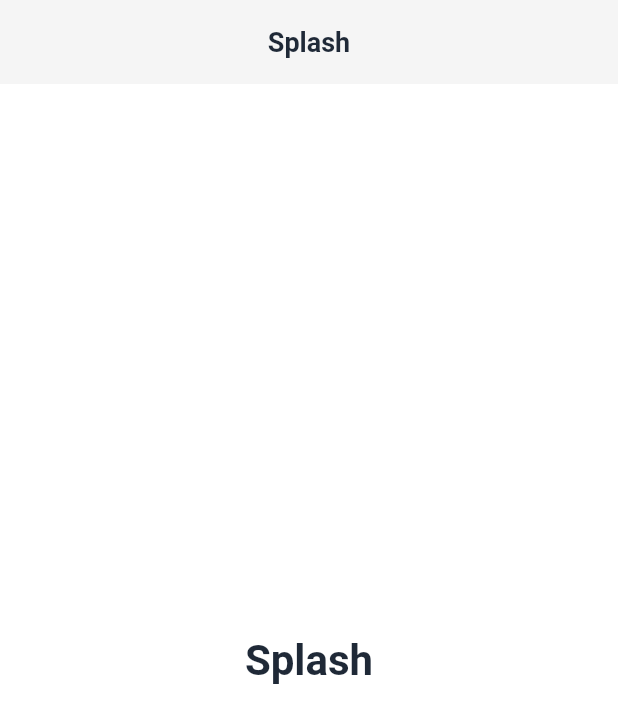
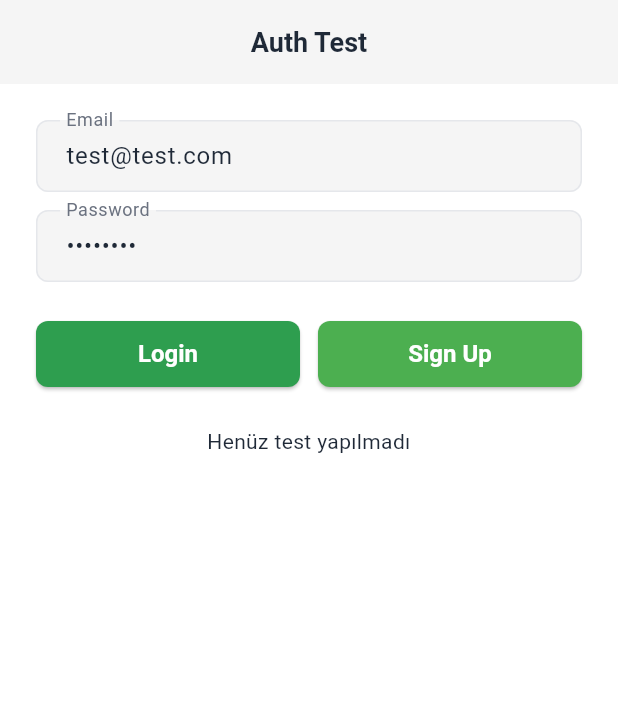
Before and after one commit to cembarisozden/toplansin-cleanarch, a Flutter app: the screen it shows after launch, on a phone screen of 412 x 824 dp. Shown: the top 723 px of the screen. Run offline on Flutter 3.47's test engine with Material 3 defaults, Android fonts, the phone set to English and light mode, and no system bars; our stand-ins replace cloud_firestore, cloud_functions, connectivity_plus, dartz, equatable, firebase_analytics and 11 more; missing offline and left inert: firebase_app_check; accounts and stored records are empty; generated files the repository leaves out were written again.

```diff
--- a/lib/app.dart
+++ b/lib/app.dart
@@ -1,4 +1,5 @@
 import 'package:flutter/material.dart';
+import 'package:flutter_screenutil/flutter_screenutil.dart';
 import 'package:toplansin_cleanarch/core/config/env_config.dart';
 import 'package:toplansin_cleanarch/core/router/app_router.dart';
 import 'package:toplansin_cleanarch/core/theme/app_theme.dart';
@@ -9,13 +10,18 @@ class ToplansinApp extends StatelessWidget {
 
   @override
   Widget build(BuildContext context) {
-    return MaterialApp.router(
+    return ScreenUtilInit(
+      designSize: const Size(393, 852),
+      minTextAdapt: true,
+      splitScreenMode: false,
+      builder: (context, child) => MaterialApp.router(
         title: EnvConfig.appName,
         debugShowCheckedModeBanner: EnvConfig.isDev,
         theme: AppTheme.lightTheme,
         darkTheme: AppTheme.darkTheme,
         themeMode: ThemeMode.system,
         routerConfig: AppRouter.router,
+      ),
     );
   }
 }
--- a/lib/core/router/app_router.dart
+++ b/lib/core/router/app_router.dart
@@ -1,6 +1,8 @@
 import 'package:flutter/material.dart';
 import 'package:go_router/go_router.dart';
 import 'package:toplansin_cleanarch/core/router/route_names.dart';
+import 'package:toplansin_cleanarch/presentation/pages/auth_test.dart';
+import 'package:toplansin_cleanarch/presentation/pages/splash/splash_page.dart';
 
 /// Ana router yapılandırması
 class AppRouter {
@@ -10,18 +12,23 @@ class AppRouter {
 
   static final GoRouter router = GoRouter(
     navigatorKey: _rootNavigatorKey,
-    initialLocation: RoutePaths.splash,
+    initialLocation: '/',
     debugLogDiagnostics: true,
     routes: [
       GoRoute(
         path: RoutePaths.splash,
         name: RouteNames.splash,
-        builder: (context, state) => const _PlaceholderPage(title: 'Splash'),
+        builder: (context, state) => const SplashPage(),
       ),
       GoRoute(
         path: RoutePaths.home,
         name: RouteNames.home,
         builder: (context, state) => const _PlaceholderPage(title: 'Home'),
+      ),
+      GoRoute(
+        path: '/auth-test',
+        name: 'auth-test',
+        builder: (context, state) => const AuthTestPage(),
       ),
     ],
   );
--- a/lib/core/theme/app_colors.dart
+++ b/lib/core/theme/app_colors.dart
@@ -6,7 +6,7 @@ abstract class AppColors {
   // ---------------------------------------------------------------------------
   // BRAND COLORS - PRIMARY (Yeşil)
   // ---------------------------------------------------------------------------
-  static const Color primary = Color(0xFF3FA34D);
+  static const Color primary = Color(0xFF2E9E4F);
   static const Color primaryLight = Color(0xFF7CD37E);
   static const Color primaryDark = Color(0xFF0F6B35);
 
--- /dev/null
+++ b/lib/data/datasources/remote/auth_remote_datasource.dart
@@ -0,0 +1,40 @@
+import 'package:firebase_auth/firebase_auth.dart';
+import 'package:injectable/injectable.dart';
+import 'package:toplansin_cleanarch/domain/entities/user_entity.dart';
+import 'package:toplansin_cleanarch/data/models/user_model.dart';
+
+abstract class AuthRemoteDataSource {
+  Future<UserEntity?> signIn(String email, String password);
+  Future<UserEntity?> signUp(String email, String password);
+  Future<void> signOut();
+}
+
+@LazySingleton(as: AuthRemoteDataSource)
+class AuthRemoteDataSourceImpl implements AuthRemoteDataSource {
+  final FirebaseAuth _firebaseAuth; // ← DI'dan otomatik gelir
+
+  AuthRemoteDataSourceImpl(this._firebaseAuth);
+
+  @override
+  Future<UserEntity?> signIn(String email, String password) async {
+    final result = await _firebaseAuth.signInWithEmailAndPassword(
+      email: email,
+      password: password,
+    );
+    if (result.user == null) return null;
+    return UserModel.fromFirebase(result.user!); // ← Model kullan
+  }
+
+  @override
+  Future<void> signOut() => _firebaseAuth.signOut();
+
+  @override
+  Future<UserEntity?> signUp(String email, String password) async {
+    final result = await _firebaseAuth.createUserWithEmailAndPassword(
+      email: email,
+      password: password,
+    );
+    if (result.user == null) return null;
+    return UserModel.fromFirebase(result.user!);
+  }
+}
--- /dev/null
+++ b/lib/domain/entities/user_entity.dart
@@ -0,0 +1,18 @@
+// lib/domain/entities/user_entity.dart
+class UserEntity {
+  final String id;
+  final String email;
+  final String? displayName;
+  final String? photoUrl;
+  final String? phoneNumber;
+  final bool isEmailVerified;
+
+  const UserEntity({
+    required this.id,
+    required this.email,
+    this.displayName,
+    this.photoUrl,
+    this.phoneNumber,
+    this.isEmailVerified = false,
+  });
+}
--- /dev/null
+++ b/lib/presentation/pages/auth_test.dart
@@ -0,0 +1,92 @@
+import 'package:flutter/material.dart';
+import 'package:toplansin_cleanarch/data/datasources/remote/auth_remote_datasource.dart';
+import 'package:toplansin_cleanarch/injection_container/injection_container.dart';
+
+class AuthTestPage extends StatefulWidget {
+  const AuthTestPage({super.key});
+
+  @override
+  State<AuthTestPage> createState() => _AuthTestPageState();
+}
+
+class _AuthTestPageState extends State<AuthTestPage> {
+  final _emailController = TextEditingController(text: 'test@test.com');
+  final _passwordController = TextEditingController(text: 'Test123!');
+  String _result = 'Henüz test yapılmadı';
+  bool _loading = false;
+
+  Future<void> _testLogin() async {
+    await _performAuth(isSignUp: false);
+  }
+
+  Future<void> _testSignUp() async {
+    await _performAuth(isSignUp: true);
+  }
+
+  Future<void> _performAuth({required bool isSignUp}) async {
+    setState(() => _loading = true);
+    try {
+      final authDataSource = sl<AuthRemoteDataSource>();
+      final user = isSignUp
+          ? await authDataSource.signUp(_emailController.text, _passwordController.text)
+          : await authDataSource.signIn(_emailController.text, _passwordController.text);
+
+      setState(() {
+        _result = user != null
+            ? '✅ ${isSignUp ? "Kayıt" : "Giriş"} Başarılı!\nEmail: ${user.email}\nUID: ${user.id}'
+            : '❌ User null döndü';
+      });
+    } catch (e) {
+      setState(() => _result = '❌ Hata: $e');
+    } finally {
+      setState(() => _loading = false);
+    }
+  }
+
+  @override
+  Widget build(BuildContext context) {
+    return Scaffold(
+      appBar: AppBar(title: const Text('Auth Test')),
+      body: SingleChildScrollView(
+        padding: const EdgeInsets.all(24),
+        child: Column(
+          children: [
+            TextField(
+              controller: _emailController,
+              decoration: const InputDecoration(labelText: 'Email'),
+              keyboardType: TextInputType.emailAddress,
+            ),
+            const SizedBox(height: 12),
+            TextField(
+              controller: _passwordController,
+              decoration: const InputDecoration(labelText: 'Password'),
+              obscureText: true,
+            ),
+            const SizedBox(height: 24),
+            Row(
+              children: [
+                Expanded(
+                  child: ElevatedButton(
+                    onPressed: _loading ? null : _testLogin,
+                    child: const Text('Login'),
+                  ),
+                ),
+                const SizedBox(width: 12),
+                Expanded(
+                  child: ElevatedButton(
+                    onPressed: _loading ? null : _testSignUp,
+                    style: ElevatedButton.styleFrom(backgroundColor: Colors.green),
+                    child: const Text('Sign Up'),
+                  ),
+                ),
+              ],
+            ),
+            const SizedBox(height: 24),
+            if (_loading) const CircularProgressIndicator(),
+            if (!_loading) Text(_result, textAlign: TextAlign.center),
+          ],
+        ),
+      ),
+    );
+  }
+}
```
Also changed, not shown: lib/core/services/splash_init_services.dart (added, +99 -0 lines), lib/core/utils/logger.dart (+33 -20 lines), lib/data/models/user_model.dart (added, +26 -0 lines), lib/injection_container/modules/firebase_module.dart (added, +41 -0 lines), lib/main.dart (+8 -6 lines), lib/presentation/pages/splash/splash_page.dart (added, +133 -0 lines), pubspec.yaml (+8 -4 lines), assets/images/logo2.png (added), pubspec.lock, 4 other files. Lines whose indentation alone changed are shown as unchanged.
